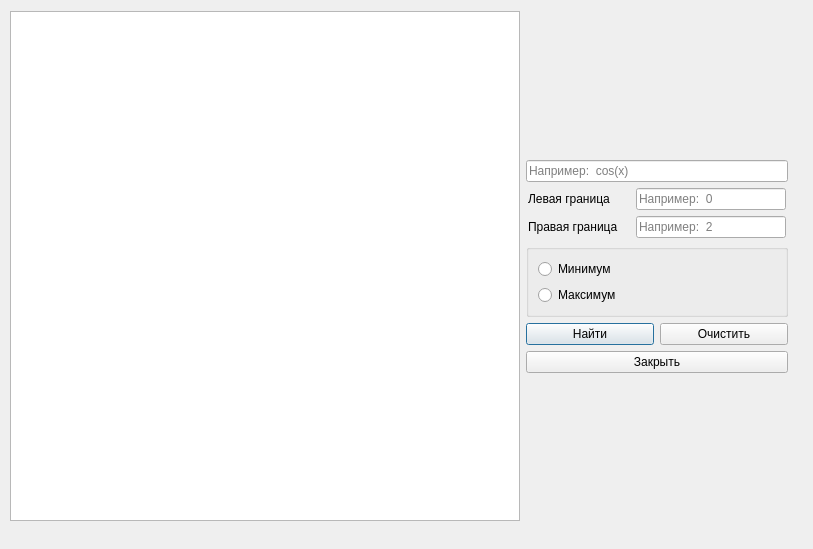
This is derivativewindow.ui in MupLever/QtGraphBuilder as Qt 5 draws it before an edit. The edited form follows.
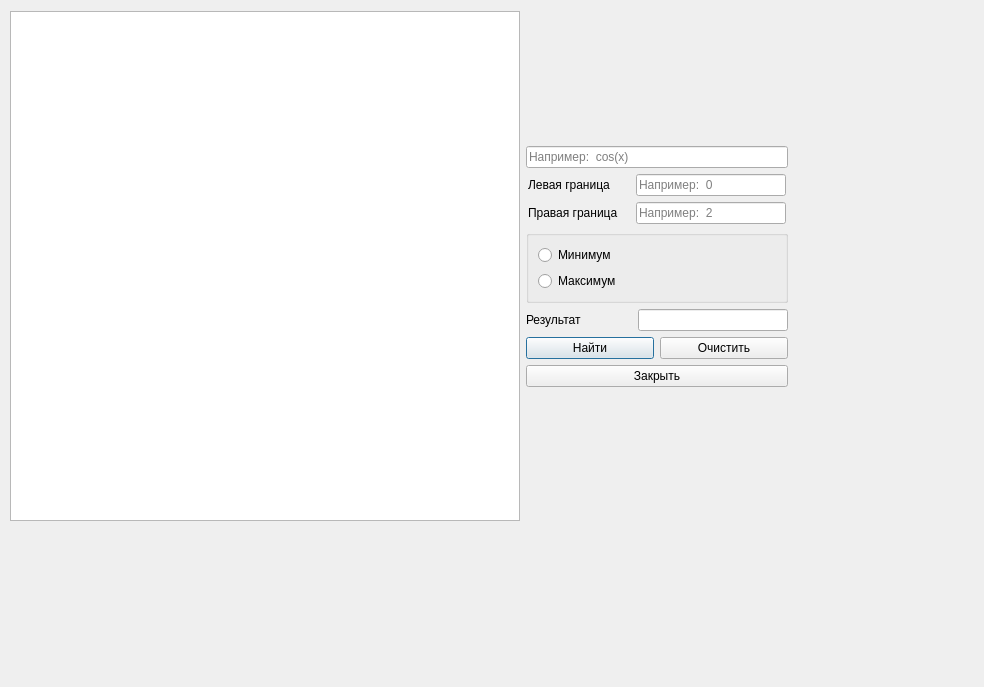
This is the edited form.

Commit message: Добавлен функционал на окно экстремумов

Patch:
```diff
--- a/derivativewindow.ui
+++ b/derivativewindow.ui
@@ -6,14 +6,14 @@
    <rect>
     <x>0</x>
     <y>0</y>
-    <width>813</width>
-    <height>549</height>
+    <width>984</width>
+    <height>687</height>
    </rect>
   </property>
   <property name="windowTitle">
    <string>Dialog</string>
   </property>
-  <widget class="QWidget" name="">
+  <widget class="QWidget" name="layoutWidget">
    <property name="geometry">
     <rect>
      <x>10</x>
@@ -168,6 +168,36 @@
         </layout>
        </widget>
       </item>
+      <item>
+       <layout class="QHBoxLayout" name="horizontalLayout_5">
+        <item>
+         <widget class="QLabel" name="label_3">
+          <property name="text">
+           <string>Результат</string>
+          </property>
+         </widget>
+        </item>
+        <item>
+         <widget class="QLineEdit" name="lineEdit_4">
+          <property name="minimumSize">
+           <size>
+            <width>150</width>
+            <height>0</height>
+           </size>
+          </property>
+          <property name="maximumSize">
+           <size>
+            <width>150</width>
+            <height>16777215</height>
+           </size>
+          </property>
+          <property name="readOnly">
+           <bool>true</bool>
+          </property>
+         </widget>
+        </item>
+       </layout>
+      </item>
       <item>
        <layout class="QHBoxLayout" name="horizontalLayout_3">
         <item>
```
The commit also changes 5 other files.
